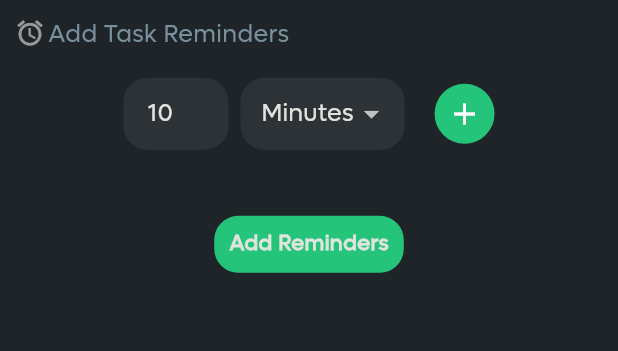
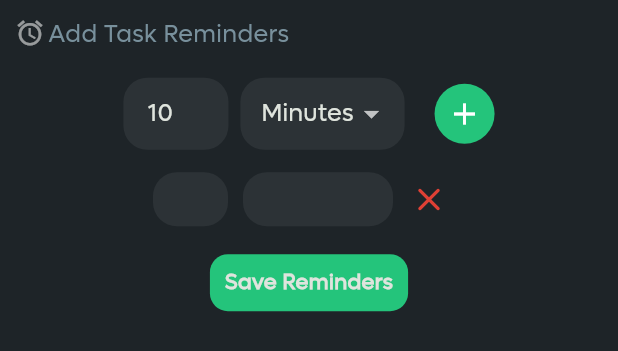
Before and after one commit to ZaynMeledath/turningpoint_tms, a Flutter app: what bottomSheet() shows on an empty page, opened directly with empty values, after a tap on the "add" icon, on a phone screen of 412 x 824 dp. Shown: the top 351 px of the screen. Run offline on Flutter 3.47's test engine with Material 3 defaults, Android fonts, the phone set to English and light mode, and no system bars; our stand-ins replace animated_bottom_navigation_bar, firebase_core, firebase_messaging, flutter_animate, flutter_screenutil, flutter_spinkit and 8 more; missing offline and left inert: record; accounts and stored records are empty; network calls fail; project files that could hold a hidden picture were left out.

Commit message:
working on Reminder bottom sheet

```diff
--- a/lib/service/api/api_endpoints.dart
+++ b/lib/service/api/api_endpoints.dart
@@ -1,5 +1,5 @@
 class ApiEndpoints {
-  static const baseUrl = 'http://192.168.1.111:5001/api';
+  static const baseUrl = 'http://192.168.1.124:5001/api';
 
   static const login = '$baseUrl/auth/login';
   static const register = '$baseUrl/auth/register';
--- a/lib/view/task_management/assign_task/dialogs/show_reminder_bottom_sheet.dart
+++ b/lib/view/task_management/assign_task/dialogs/show_reminder_bottom_sheet.dart
@@ -5,10 +5,13 @@ Future<Object?> showReminderBottomSheet({
   required AssignTaskController assignTaskController,
 }) async {
   return Get.bottomSheet(
-    bottomSheet(
+    isScrollControlled: true,
+    StatefulBuilder(builder: (context, setState) {
+      return bottomSheet(
         textController: textController,
         assignTaskController: assignTaskController,
-    ),
+      );
+    }),
     isDismissible: false,
   );
 }
@@ -24,9 +27,11 @@ Widget bottomSheet({
     borderRadius: const BorderRadius.vertical(
       top: Radius.circular(12),
     ),
-    child: Container(
+    child: Obx(
+      () {
+        List<Reminder> reminderList = assignTaskController.reminderList;
+        return Container(
           width: double.maxFinite,
-      height: 220.h,
           padding: EdgeInsets.symmetric(horizontal: 10.w),
           decoration: const BoxDecoration(
             color: AppColors.scaffoldBackgroundColor,
@@ -34,7 +39,9 @@ Widget bottomSheet({
               top: Radius.circular(12),
             ),
           ),
-      child: Column(
+          child: Wrap(
+            children: [
+              Column(
                 children: [
                   SizedBox(height: 12.h),
                   Row(
@@ -69,7 +76,7 @@ Widget bottomSheet({
                       InkWell(
                         borderRadius: BorderRadius.circular(100),
                         onTap: () {
-                  assignTaskController.reminderList.add(
+                          reminderList.add(
                             Reminder(
                               time: int.parse(textController.text),
                               unit: assignTaskController.reminderUnit.value,
@@ -91,12 +98,14 @@ Widget bottomSheet({
                       ),
                     ],
                   ),
-          const Expanded(
-            child: SizedBox(),
-          ),
+                  SizedBox(height: reminderList.isNotEmpty ? 10.h : 30.h),
+                  for (int i = 0; i < reminderList.length; i++)
+                    addedReminderSegment(),
+
+                  SizedBox(height: 10.h),
                   //====================Add Reminders Button====================//
                   InkWell(
-            borderRadius: BorderRadius.circular(100),
+                    borderRadius: BorderRadius.circular(12),
                     onTap: () {},
                     child: Container(
                       padding: EdgeInsets.symmetric(
@@ -108,10 +117,10 @@ Widget bottomSheet({
                       ),
                       decoration: BoxDecoration(
                         color: AppColors.themeGreen,
-                borderRadius: BorderRadius.circular(16),
+                        borderRadius: BorderRadius.circular(12),
                       ),
                       child: const Text(
-                'Add Reminders',
+                        'Save Reminders',
                         style: TextStyle(
                           fontWeight: FontWeight.w600,
                         ),
@@ -120,6 +129,10 @@ Widget bottomSheet({
                   ),
                 ],
               ),
+            ],
+          ),
+        );
+      },
     ),
   );
 }
@@ -128,11 +141,13 @@ Widget reminderTextField({
   required TextEditingController textController,
 }) {
   return SizedBox(
-    width: 70,
+    width: 70.w,
     child: TextField(
       controller: textController,
+      maxLength: 2,
       keyboardType: TextInputType.number,
       decoration: InputDecoration(
+        counterText: '',
         fillColor: AppColors.textFieldColor,
         filled: true,
         contentPadding: EdgeInsets.symmetric(
@@ -168,9 +183,9 @@ Widget reminderDropdown({
   required AssignTaskController assignTaskController,
 }) {
   return Container(
-    padding: const EdgeInsets.only(
-      left: 14,
-      right: 10,
+    padding: EdgeInsets.only(
+      left: 14.w,
+      right: 10.w,
     ),
     decoration: BoxDecoration(
       color: AppColors.textFieldColor,
@@ -205,3 +220,39 @@ Widget reminderDropdown({
     ),
   );
 }
+
+Widget addedReminderSegment() {
+  return Padding(
+    padding: EdgeInsets.only(bottom: 4.h),
+    child: Row(
+      mainAxisAlignment: MainAxisAlignment.center,
+      children: [
+        Container(
+          width: 50.w,
+          height: 40.h,
+          decoration: BoxDecoration(
+            borderRadius: BorderRadius.circular(16),
+            color: AppColors.textFieldColor,
+          ),
+        ),
+        SizedBox(width: 10.w),
+        Container(
+          width: 100.w,
+          height: 40.h,
+          decoration: BoxDecoration(
+            borderRadius: BorderRadius.circular(16),
+            color: AppColors.textFieldColor,
+          ),
+        ),
+        IconButton(
+          onPressed: () {},
+          icon: Icon(
+            Icons.close_rounded,
+            size: 26.w,
+            color: Colors.red.withOpacity(.9),
+          ),
+        )
+      ],
+    ),
+  );
+}
--- a/lib/view/task_management/tasks/dialogs/show_change_status_bottom_sheet.dart
+++ b/lib/view/task_management/tasks/dialogs/show_change_status_bottom_sheet.dart
@@ -208,7 +208,7 @@ class ChangeStatusBottomSheetState extends State<ChangeStatusBottomSheet> {
                                   iconWidth: 55.w,
                                   title: 'Task Status Updated',
                                   content:
-                                      'Task status updated to ${widget.taskStatus}',
+                                      'Task status updated to "${widget.taskStatus}"',
                                   buttons: {
                                     'OK': null,
                                   },
```
Also changed, not shown: lib/repository/tasks_repository.dart (+11 -3 lines), lib/service/api/api_exceptions.dart (+3 -12 lines), lib/service/api/api_service.dart (+6 -3 lines). Lines whose indentation alone changed are shown as unchanged.
